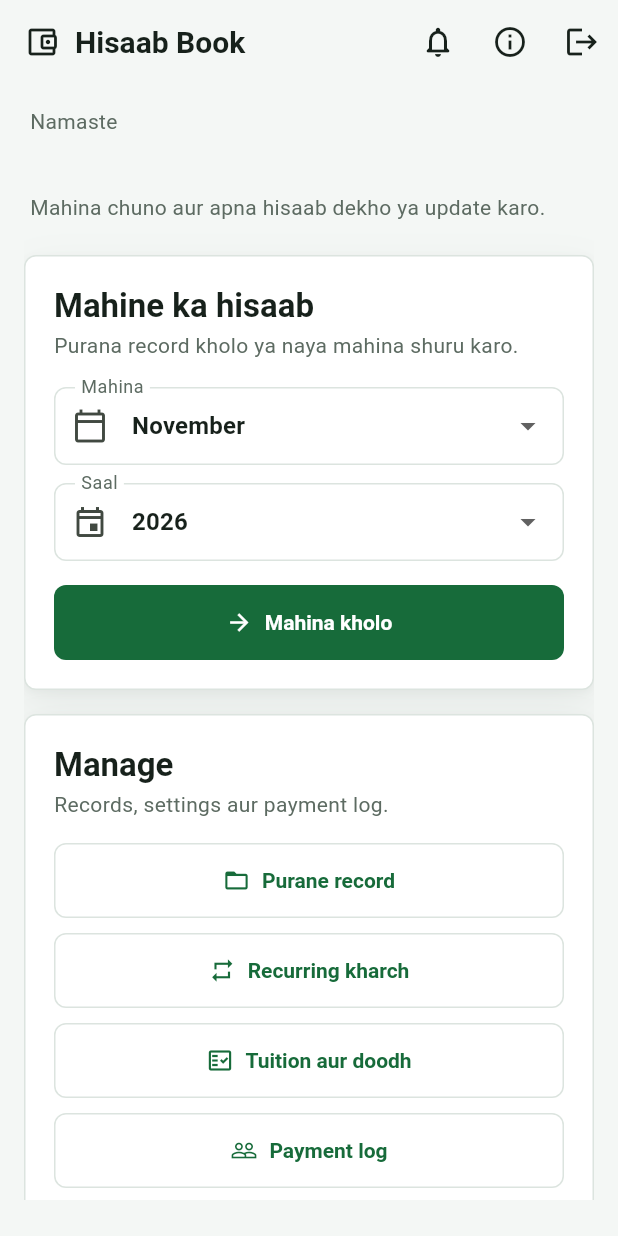
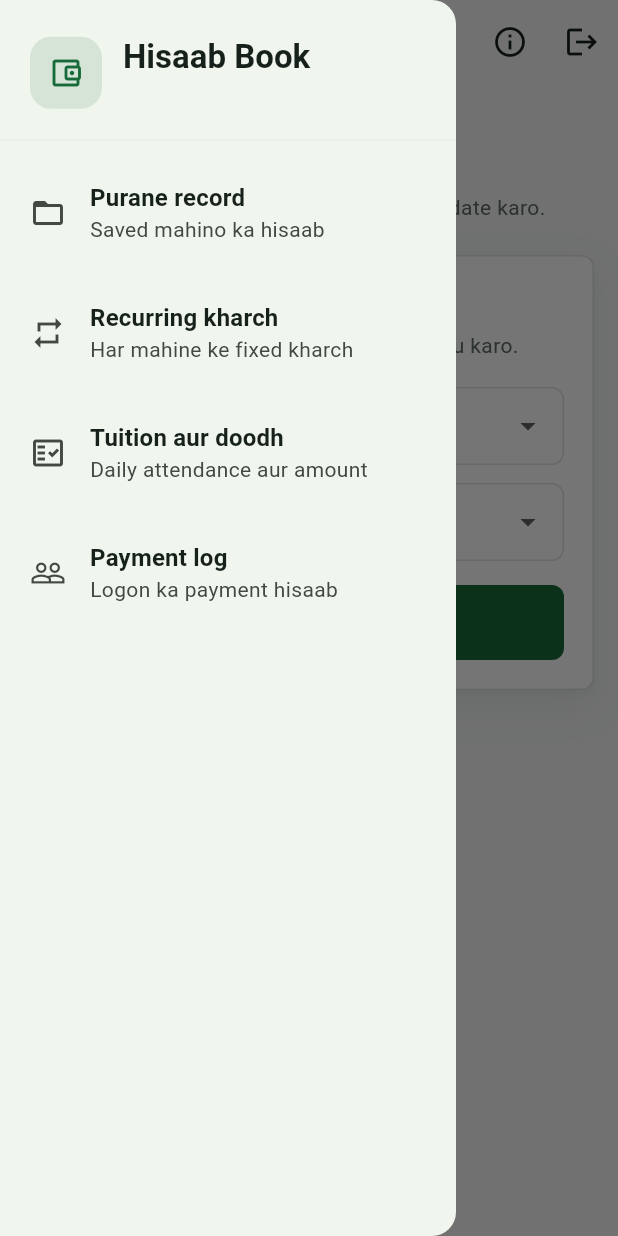
Before and after one commit to djha6638-bossDK/Hisaab_book, a Flutter app: the screen it shows once a user with an empty profile is signed in, with the side drawer open (before the commit the screen has no drawer), on a phone screen of 412 x 824 dp. Run offline on Flutter 3.47's test engine with Material 3 defaults, Android fonts, the phone set to English and light mode, and no system bars; our stand-ins replace cloud_firestore, firebase_auth, firebase_core, flutter_local_notifications, flutter_timezone, google_sign_in and 6 more; accounts and stored records are empty; network calls fail.

Commit message:
Add home drawer and move manage shortcuts into it

```diff
--- a/lib/screens/home_screen.dart
+++ b/lib/screens/home_screen.dart
@@ -15,6 +15,7 @@ import '../services/daily_service_settings_resolver.dart';
 import '../services/pdf_report_service.dart';
 import '../widgets/app_shell.dart';
 import '../widgets/app_update_card.dart';
+import '../widgets/home_drawer.dart';
 import 'daily_attendance_screen.dart';
 import 'daily_services_screen.dart';
 import 'income_setup_dialog.dart';
@@ -658,6 +659,34 @@ class _HomeScreenState extends State<HomeScreen> {
     }
   }
 
+  void _openDrawerPage(Widget page) {
+    Navigator.of(context).pop();
+    Navigator.of(context).push<void>(
+      MaterialPageRoute<void>(builder: (_) => page),
+    );
+  }
+
+  void _openSavedRecords() {
+    _openDrawerPage(
+      SavedRecordsScreen(
+        repository: widget.repository,
+        pdfReportService: widget.pdfReportService,
+      ),
+    );
+  }
+
+  void _openRecurringExpenses() {
+    _openDrawerPage(RecurringExpensesScreen(repository: widget.repository));
+  }
+
+  void _openDailyServices() {
+    _openDrawerPage(DailyServicesScreen(repository: widget.repository));
+  }
+
+  void _openPaymentPeople() {
+    _openDrawerPage(PaymentPeopleScreen(repository: widget.repository));
+  }
+
   Future<void> _logout() async {
     if (_loggingOut) return;
     final confirmed = await showDialog<bool>(
@@ -783,6 +812,13 @@ class _HomeScreenState extends State<HomeScreen> {
     final years = availableYears();
     final reminderEnabled = _reminderTime != null;
     return Scaffold(
+      drawer: HomeDrawer(
+        displayName: widget.user.displayName,
+        onOpenSavedRecords: _openSavedRecords,
+        onOpenRecurringExpenses: _openRecurringExpenses,
+        onOpenDailyServices: _openDailyServices,
+        onOpenPaymentPeople: _openPaymentPeople,
+      ),
       appBar: AppBar(
         title: const Row(
           mainAxisSize: MainAxisSize.min,
@@ -989,103 +1025,6 @@ class _HomeScreenState extends State<HomeScreen> {
                   ),
                 ),
                 const SizedBox(height: 16),
-                AppSurface(
-                  padding: const EdgeInsets.all(20),
-                  child: Column(
-                    crossAxisAlignment: CrossAxisAlignment.stretch,
-                    children: <Widget>[
-                      const AppSectionHeader(
-                        title: 'Manage',
-                        subtitle: 'Records, settings aur payment log.',
-                      ),
-                      const SizedBox(height: 16),
-                      LayoutBuilder(
-                        builder: (context, constraints) {
-                          final compact = constraints.maxWidth < 620;
-                          final savedButton = OutlinedButton.icon(
-                            onPressed: () => Navigator.of(context).push<void>(
-                              MaterialPageRoute<void>(
-                                builder: (_) => SavedRecordsScreen(
-                                  repository: widget.repository,
-                                  pdfReportService: widget.pdfReportService,
-                                ),
-                              ),
-                            ),
-                            icon: const Icon(Icons.folder_open_outlined),
-                            label: const Text('Purane record'),
-                          );
-                          final recurringButton = OutlinedButton.icon(
-                            onPressed: () => Navigator.of(context).push<void>(
-                              MaterialPageRoute<void>(
-                                builder: (_) => RecurringExpensesScreen(
-                                  repository: widget.repository,
-                                ),
-                              ),
-                            ),
-                            icon: const Icon(Icons.repeat),
-                            label: const Text('Recurring kharch'),
-                          );
-                          final dailyServicesButton = OutlinedButton.icon(
-                            onPressed: () => Navigator.of(context).push<void>(
-                              MaterialPageRoute<void>(
-                                builder: (_) => DailyServicesScreen(
-                                  repository: widget.repository,
-                                ),
-                              ),
-                            ),
-                            icon: const Icon(Icons.fact_check_outlined),
-                            label: const Text('Tuition aur doodh'),
-                          );
-                          final peopleButton = OutlinedButton.icon(
-                            onPressed: () => Navigator.of(context).push<void>(
-                              MaterialPageRoute<void>(
-                                builder: (_) => PaymentPeopleScreen(
-                                  repository: widget.repository,
-                                ),
-                              ),
-                            ),
-                            icon: const Icon(Icons.people_outline),
-                            label: const Text('Payment log'),
-                          );
-                          if (compact) {
-                            return Column(
-                              crossAxisAlignment: CrossAxisAlignment.stretch,
-                              children: <Widget>[
-                                savedButton,
-                                const SizedBox(height: 10),
-                                recurringButton,
-                                const SizedBox(height: 10),
-                                dailyServicesButton,
-                                const SizedBox(height: 10),
-                                peopleButton,
-                              ],
-                            );
-                          }
-                          return Column(
-                            children: <Widget>[
-                              Row(
-                                children: <Widget>[
-                                  Expanded(child: savedButton),
-                                  const SizedBox(width: 12),
-                                  Expanded(child: recurringButton),
-                                ],
-                              ),
-                              const SizedBox(height: 10),
-                              Row(
-                                children: <Widget>[
-                                  Expanded(child: dailyServicesButton),
-                                  const SizedBox(width: 12),
-                                  Expanded(child: peopleButton),
-                                ],
-                              ),
-                            ],
-                          );
-                        },
-                      ),
-                    ],
-                  ),
-                ),
-                const SizedBox(height: 16),
                 if (_attendanceCheckError != null) ...<Widget>[
                   AppSurface(
                     color: const Color(0xfffff7ed),
--- /dev/null
+++ b/lib/widgets/home_drawer.dart
@@ -0,0 +1,133 @@
+import 'package:flutter/material.dart';
+
+class HomeDrawer extends StatelessWidget {
+  const HomeDrawer({
+    required this.displayName,
+    required this.onOpenSavedRecords,
+    required this.onOpenRecurringExpenses,
+    required this.onOpenDailyServices,
+    required this.onOpenPaymentPeople,
+    super.key,
+  });
+
+  final String displayName;
+  final VoidCallback onOpenSavedRecords;
+  final VoidCallback onOpenRecurringExpenses;
+  final VoidCallback onOpenDailyServices;
+  final VoidCallback onOpenPaymentPeople;
+
+  @override
+  Widget build(BuildContext context) {
+    final theme = Theme.of(context);
+    return Drawer(
+      child: SafeArea(
+        child: Column(
+          crossAxisAlignment: CrossAxisAlignment.stretch,
+          children: <Widget>[
+            Padding(
+              padding: const EdgeInsets.fromLTRB(20, 24, 20, 20),
+              child: Row(
+                children: <Widget>[
+                  Container(
+                    width: 48,
+                    height: 48,
+                    decoration: BoxDecoration(
+                      color: theme.colorScheme.primary.withValues(alpha: 0.12),
+                      borderRadius: BorderRadius.circular(14),
+                    ),
+                    child: Icon(
+                      Icons.account_balance_wallet_outlined,
+                      color: theme.colorScheme.primary,
+                    ),
+                  ),
+                  const SizedBox(width: 14),
+                  Expanded(
+                    child: Column(
+                      crossAxisAlignment: CrossAxisAlignment.start,
+                      children: <Widget>[
+                        Text(
+                          'Hisaab Book',
+                          style: theme.textTheme.titleLarge?.copyWith(
+                            fontWeight: FontWeight.w700,
+                          ),
+                        ),
+                        const SizedBox(height: 2),
+                        Text(
+                          displayName,
+                          maxLines: 1,
+                          overflow: TextOverflow.ellipsis,
+                          style: theme.textTheme.bodyMedium,
+                        ),
+                      ],
+                    ),
+                  ),
+                ],
+              ),
+            ),
+            const Divider(height: 1),
+            const SizedBox(height: 8),
+            _DrawerItem(
+              key: const ValueKey<String>('drawer-saved-records'),
+              icon: Icons.folder_open_outlined,
+              label: 'Purane record',
+              subtitle: 'Saved mahino ka hisaab',
+              onTap: onOpenSavedRecords,
+            ),
+            _DrawerItem(
+              key: const ValueKey<String>('drawer-recurring-expenses'),
+              icon: Icons.repeat,
+              label: 'Recurring kharch',
+              subtitle: 'Har mahine ke fixed kharch',
+              onTap: onOpenRecurringExpenses,
+            ),
+            _DrawerItem(
+              key: const ValueKey<String>('drawer-daily-services'),
+              icon: Icons.fact_check_outlined,
+              label: 'Tuition aur doodh',
+              subtitle: 'Daily attendance aur amount',
+              onTap: onOpenDailyServices,
+            ),
+            _DrawerItem(
+              key: const ValueKey<String>('drawer-payment-people'),
+              icon: Icons.people_outline,
+              label: 'Payment log',
+              subtitle: 'Logon ka payment hisaab',
+              onTap: onOpenPaymentPeople,
+            ),
+          ],
+        ),
+      ),
+    );
+  }
+}
+
+class _DrawerItem extends StatelessWidget {
+  const _DrawerItem({
+    required this.icon,
+    required this.label,
+    required this.subtitle,
+    required this.onTap,
+    super.key,
+  });
+
+  final IconData icon;
+  final String label;
+  final String subtitle;
+  final VoidCallback onTap;
+
+  @override
+  Widget build(BuildContext context) {
+    return ListTile(
+      contentPadding: const EdgeInsets.symmetric(horizontal: 20, vertical: 4),
+      leading: Icon(icon),
+      title: Text(
+        label,
+        style: Theme.of(
+          context,
+        ).textTheme.titleMedium?.copyWith(fontWeight: FontWeight.w600),
+      ),
+      subtitle: Text(subtitle),
+      onTap: onTap,
+    );
+  }
+}
```
Also changed, not shown: 1 other file.
